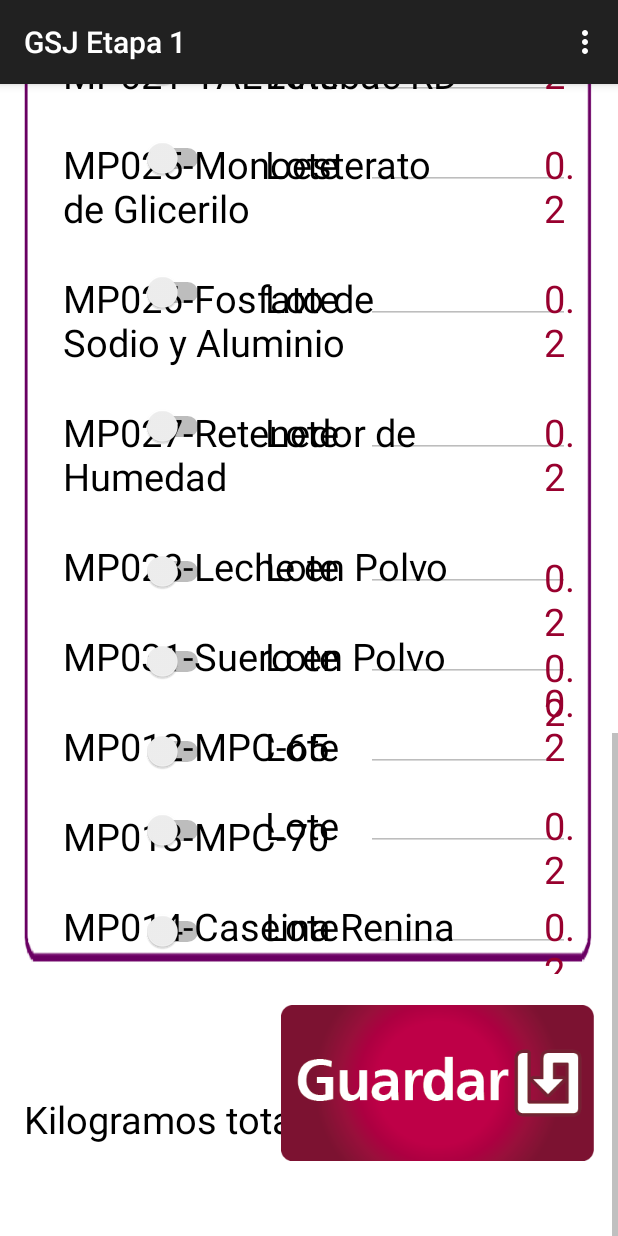
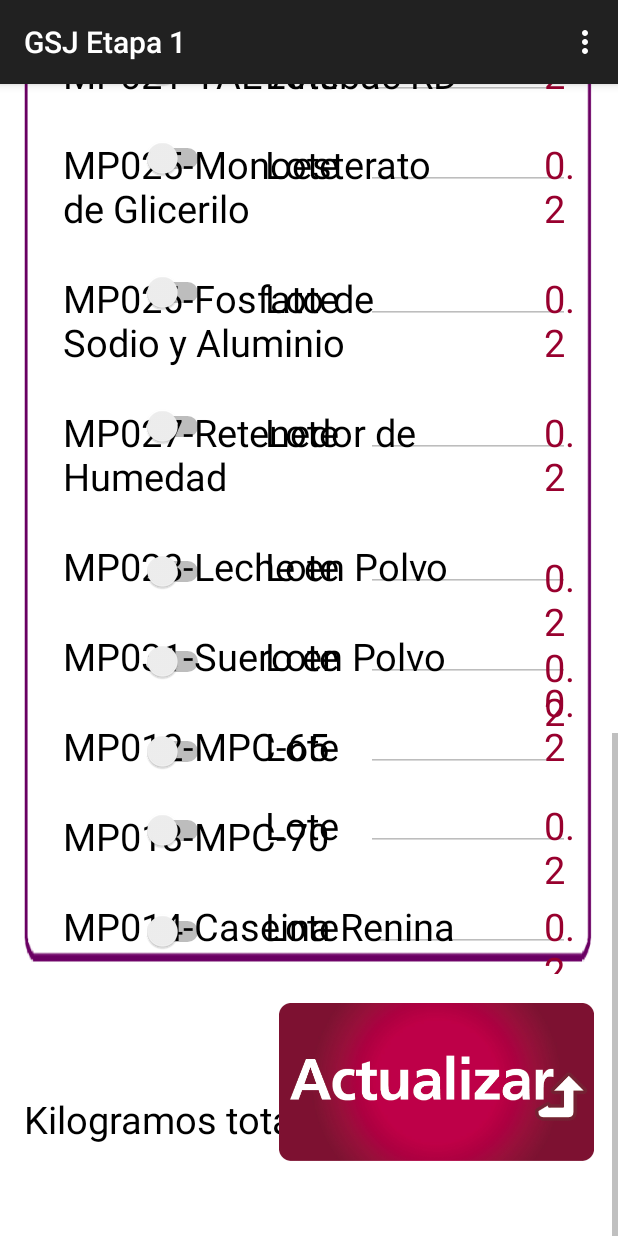
Before and after one commit to vicesp/SJAndroid, an Android app: the Texturizador screen opened directly, with no data from a screen before it, scrolled down 992 dp, on a phone screen of 412 x 824 dp. Run offline under Robolectric (Android 15) with nearby library versions, the phone set to English and light mode, and no system bars; network calls fail; 6 statements that could not run were skipped.

Commit message:
Cambio de botones por los de actualizar en todos los modulos faltantes

```diff
--- a/GSJEtapa1/app/src/main/java/com/example/sistemas/gsjetapa1/Texturizador.java
+++ b/GSJEtapa1/app/src/main/java/com/example/sistemas/gsjetapa1/Texturizador.java
@@ -20,6 +20,7 @@ import android.widget.ArrayAdapter;
 import android.widget.Button;
 import android.widget.CompoundButton;
 import android.widget.EditText;
+import android.widget.ImageButton;
 import android.widget.Spinner;
 import android.widget.Switch;
 import android.widget.TextView;
@@ -44,7 +45,8 @@ public class Texturizador extends ActionBarActivity {
     private TextView tvtm1,tvtm2,tvtm3,tvtm4,tvtm5,tvtm6,tvtm7,tvtm8,tvtm9,tvtm10,tvtm11,tvtm12,tvtm13,tvtm14,tvtm15,tvtm16,tvtm17,tvtm18;
     private TextView tvtx1,tvtx2,tvtx3,tvtx4,tvtx5,tvtx6,tvtx7,tvtx8,tvtx9,tvtx10,tvtx11,tvtx12,tvtx13,tvtx14,tvtx15,tvtx16,tvtx17,tvtx18;
     private EditText lote1,lote2,lote3,lote4,lote5,lote6,lote7,lote8,lote9,lote10,lote11,lote12,lote13,lote14,lote15,lote16,lote17,lote18,kilos_tot;
-    private Button Guardar,Regresar;
+    private Button Regresar;
+    private ImageButton Guardar;
     private Switch sw1,sw2,sw3,sw4,sw5,sw6,sw7,sw8,sw9,sw10,sw11,sw12,sw13,sw14,sw15,sw16,sw17,sw18;
     private static Fecha_Hoy FechaH;
     private static Dia_Juliano DiaJ;
@@ -580,7 +582,7 @@ public class Texturizador extends ActionBarActivity {
         });
 
 
-        Guardar=(Button)findViewById(R.id.btntSave);
+        Guardar=(ImageButton)findViewById(R.id.btntSave);
         Guardar.setOnClickListener(new View.OnClickListener() {
             @Override
             public void onClick(View v) {
@@ -1064,7 +1066,9 @@ public class Texturizador extends ActionBarActivity {
         kilos_tot.setText(cursor.getString(cursor.getColumnIndex("kilos_totales")));
 
         Lote.setText(lote);
-        Guardar.setText("ACTUALIZAR");
+
+        Guardar.setImageResource(R.drawable.guarda);
+
 
     }
 }
--- a/GSJEtapa1/app/src/main/res/layout/texturizador.xml
+++ b/GSJEtapa1/app/src/main/res/layout/texturizador.xml
@@ -1272,12 +1272,12 @@
             android:layout_alignRight="@+id/editText"
             android:layout_alignEnd="@+id/editText" />
 
-        <Button
-            android:layout_width="wrap_content"
-            android:layout_height="wrap_content"
+        <ImageButton
+            android:layout_width="210dp"
+            android:layout_height="105dp"
             android:text=""
             android:textSize="25dp"
-            android:background="@drawable/guarda"
+            android:background="@drawable/actualizarmenos"
             android:id="@+id/btntSave"
             android:layout_alignBottom="@+id/ettKilosTot"
             android:layout_alignRight="@+id/textView18"
--- a/GSJEtapa1/app/src/main/res/layout/texturizador__edit.xml
+++ b/GSJEtapa1/app/src/main/res/layout/texturizador__edit.xml
@@ -999,8 +999,6 @@
         <Button
             android:layout_width="wrap_content"
             android:layout_height="wrap_content"
-            android:text=""
-            android:textSize="25dp"
             android:background="@drawable/guarda"
             android:id="@+id/btntSave"
             android:layout_below="@+id/relativeLayout"
```
